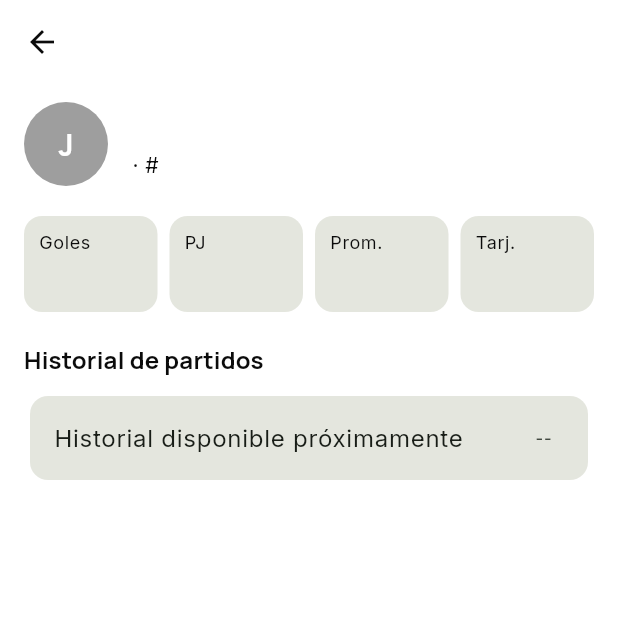
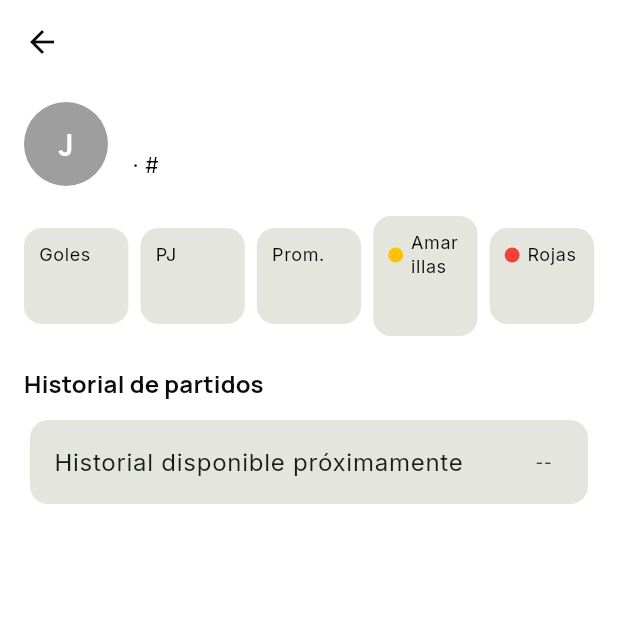
Before and after one commit to tatiana1104/handplay_demo, a Flutter app: the _PlayerProfileScreen screen opened directly with empty values, on a phone screen of 412 x 824 dp, the top half of it. Run offline on Flutter 3.47's test engine with Material 3 defaults, Android fonts, the phone set to English and light mode, and no system bars; our stand-ins replace cloud_firestore, dartz, equatable, firebase_auth, firebase_core, firebase_messaging and 5 more; accounts and stored records are empty.

Commit message:
Track yellow and red cards separately

```diff
--- a/lib/features/tournaments/presentation/screens/tournament_detail_screen.dart
+++ b/lib/features/tournaments/presentation/screens/tournament_detail_screen.dart
@@ -383,7 +383,8 @@ class _PlayerProfileScreen extends StatelessWidget {
     final goals = player['goals']?.toString() ?? '--';
     final matches = player['matches']?.toString() ?? player['games']?.toString() ?? '--';
     final average = player['average']?.toString() ?? '--';
-    final cards = player['cards']?.toString() ?? '--';
+    final yellowCards = player['yellowCards']?.toString() ?? player['tarjetasAmarillas']?.toString() ?? '0';
+    final redCards = player['redCards']?.toString() ?? player['tarjetasRojas']?.toString() ?? '0';
     final initials = name.trim().isEmpty ? 'J' : name.trim().substring(0, 1).toUpperCase();
 
     return Scaffold(
@@ -407,7 +408,9 @@ class _PlayerProfileScreen extends StatelessWidget {
             const SizedBox(width: 8),
             Expanded(child: _TeamMetric(label: 'Prom.', value: average)),
             const SizedBox(width: 8),
-            Expanded(child: _TeamMetric(label: 'Tarj.', value: cards)),
+            Expanded(child: _CardMetric(label: 'Amarillas', value: yellowCards, color: Colors.amber)),
+            const SizedBox(width: 8),
+            Expanded(child: _CardMetric(label: 'Rojas', value: redCards, color: Colors.red)),
           ]),
           const SizedBox(height: 20),
           Text('Historial de partidos', style: Theme.of(context).textTheme.titleMedium?.copyWith(fontWeight: FontWeight.w700)),
@@ -421,6 +424,29 @@ class _PlayerProfileScreen extends StatelessWidget {
       ),
     );
   }
+}
+
+class _CardMetric extends StatelessWidget {
+  const _CardMetric({required this.label, required this.value, required this.color});
+  final String label;
+  final String value;
+  final Color color;
+
+  @override
+  Widget build(BuildContext context) => Card(
+        margin: EdgeInsets.zero,
+        child: Padding(
+          padding: const EdgeInsets.all(10),
+          child: Column(
+            crossAxisAlignment: CrossAxisAlignment.start,
+            children: [
+              Row(children: [Container(width: 10, height: 10, decoration: BoxDecoration(color: color, shape: BoxShape.circle)), const SizedBox(width: 5), Expanded(child: Text(label, style: Theme.of(context).textTheme.bodySmall))]),
+              const SizedBox(height: 4),
+              Text(value, style: Theme.of(context).textTheme.titleMedium?.copyWith(fontWeight: FontWeight.w700)),
+            ],
+          ),
+        ),
+      );
 }
 
 class _SectionTitle extends StatelessWidget {
```
Also changed, not shown: 1 other file.
